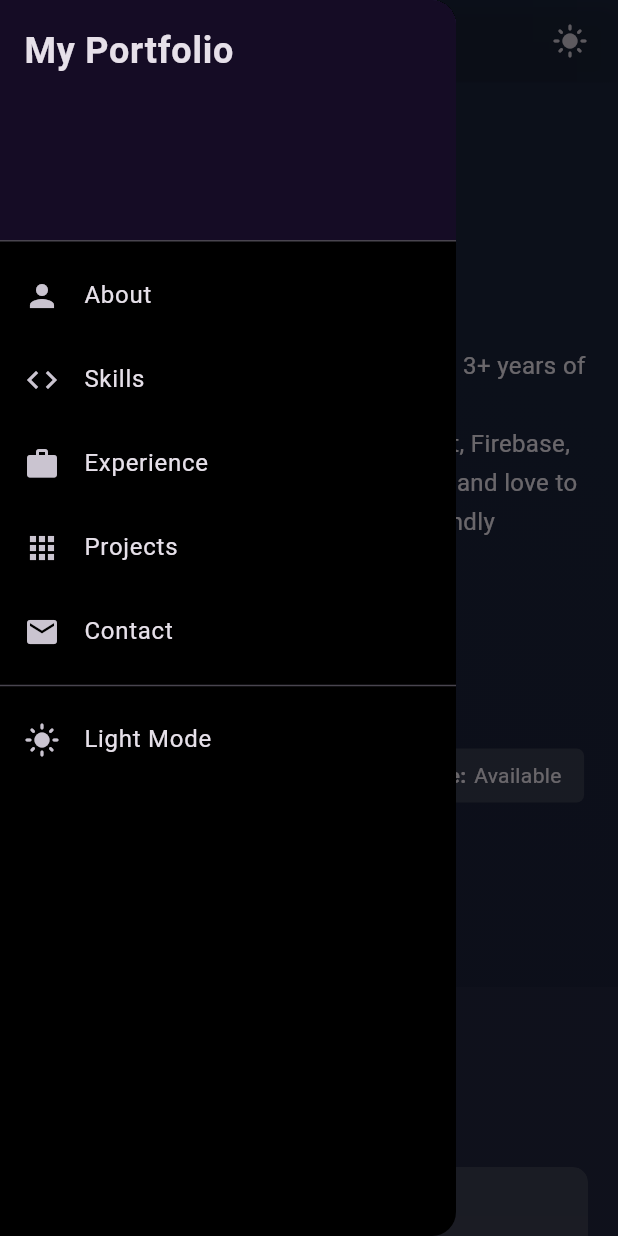
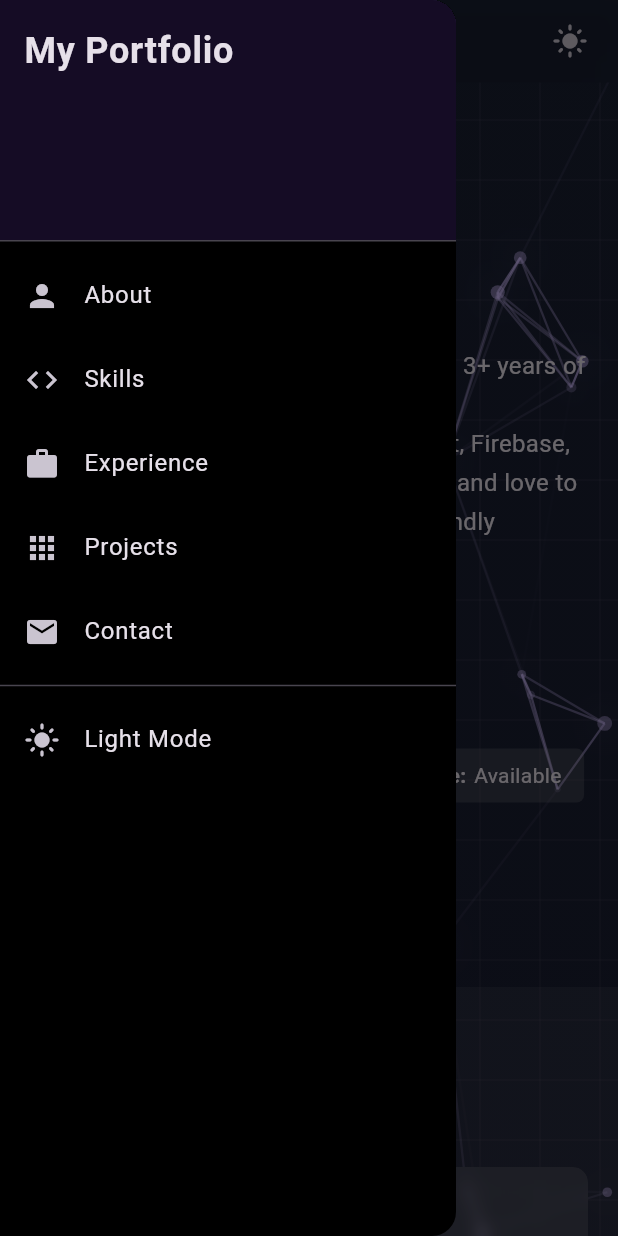
Before and after one commit to rilonmaharjan/myportfolio, a Flutter app: the screen it shows after launch, after a tap on the "menu" icon, on a phone screen of 412 x 824 dp. Run offline on Flutter 3.47's test engine with Material 3 defaults, Android fonts, the phone set to English and light mode, and no system bars; network calls fail.

Commit message:
[modifeid]

```diff
--- a/lib/views/home_screen.dart
+++ b/lib/views/home_screen.dart
@@ -10,6 +10,7 @@ import 'package:portfolio/views/project_section.dart';
 import 'package:portfolio/views/skill_section.dart';
 import 'package:portfolio/widget/animated_bubble_bg.dart';
 import 'package:portfolio/widget/gradient_bg.dart';
+import 'package:portfolio/widget/science_bg.dart';
 // import 'package:portfolio/widget/liquid_wave_bg.dart';
 // import 'package:portfolio/widget/floating_buble_bg.dart';
 // import 'package:portfolio/widget/particle_animated_bg.dart';
@@ -50,6 +51,7 @@ class _HomeScreenState extends State<HomeScreen> {
         body: Stack(
           children: [
             AnimatedGradientBackground(isDarkMode: _isDarkMode,),
+            ScienceAnimation(),
             // LiquidWaveBackground(),
             // WaveBackground(),
             // ParticleBackground(),
--- a/lib/views/project_section.dart
+++ b/lib/views/project_section.dart
@@ -1,6 +1,7 @@
 import 'dart:ui';
 
 import 'package:flutter/material.dart';
+import 'package:portfolio/constant/utils.dart';
 
 class ProjectsSection extends StatefulWidget {
   final bool isDarkMode;
@@ -17,24 +18,28 @@ class _ProjectsSectionState extends State<ProjectsSection> {
       'description': 'A complete e-commerce solution with payment integration and product management.',
       'technologies': ['Flutter', 'Firebase'],
       'image': 'https://media.istockphoto.com/id/1418233376/vector/user-interface-design-for-business-dashboard-app.jpg?s=1024x1024&w=is&k=20&c=vI5mOPdIKdDuF3fozkNPoOxGymVJE03D3naRE-FIAfs=',
+      "url" : "",
     },
     {
       'title': 'Free Movie App',
       'description': 'A movie app that provides information about movies and TV shows.',
       'technologies': ['Flutter', 'Getx', 'Movie API'],
       'image': 'https://media.istockphoto.com/id/1211397971/vector/modern-infographic-vector-elements-for-business-brochures-use-in-website-corporate-brochure.jpg?s=1024x1024&w=is&k=20&c=n96F8jCXv0Ow_7vyIpdoYBvY7QVUFDwFgFMEkVKt-Jw=',
+      "url" : "",
     },
     {
       'title': 'Guitar Tuner App',
       'description': 'A simple app for tuning guitars and to listen different Nepali songs',
       'technologies': ['Flutter', 'Bloc', 'Firebase'],
       'image': 'https://media.istockphoto.com/id/994915122/vector/fitness-app-ui-ux-design-web-design-and-mobile-template-infographic-on-benefits-of-healthy.jpg?s=1024x1024&w=is&k=20&c=2xMWVPUlkMeYkDfVUAWd0UfKILy8xHOSPApSugweLfU=',
+      "url" : "",
     },
     {
       'title': 'Fantasy Premier League App',
       'description': 'A fantasy sports app for managing teams and tracking player stats.',
       'technologies': ['Flutter', 'Premier League API', 'Getx'],
       'image': 'https://media.istockphoto.com/id/1176582493/vector/vector-graphics-set-mobile-infographics-stock-vector.jpg?s=1024x1024&w=is&k=20&c=6Kaavv7M0DUEdxMAvKdBS79z5YhQY-OWQo71wi4lwyI=',
+      "url" : "",
     },
   ];
 
@@ -49,7 +54,7 @@ class _ProjectsSectionState extends State<ProjectsSection> {
         horizontal: isMobile ? 20 : isTablet ? 40 : 100,
         vertical: isMobile ? 40 : 60,
       ),
-      color: Colors.grey.withValues(alpha: widget.isDarkMode ? 0.03 : 0.1),
+      color: Colors.grey.withValues(alpha: widget.isDarkMode ? 0.1 : 0.15),
       child: Column(
         crossAxisAlignment: CrossAxisAlignment.start,
         children: [
@@ -99,7 +104,7 @@ class _ProjectsSectionState extends State<ProjectsSection> {
   }
 
   Widget _buildProjectCard(
-      Map<String, dynamic> project, int index, BuildContext context) {
+      Map<String, dynamic> project, int index, BuildContext context,) {
     final isDarkMode = Theme.of(context).brightness == Brightness.dark;
 
     return MouseRegion(
@@ -107,6 +112,10 @@ class _ProjectsSectionState extends State<ProjectsSection> {
       child: ClipRRect(
         child: BackdropFilter(
           filter: ImageFilter.blur(sigmaX: 5, sigmaY: 5),
+          child: InkWell(
+            onTap: () {
+              AppUtils().openLinkWithUrl(project['url']);
+            },
             child: Card(
               color: Colors.grey.withValues(alpha:0.2),
               shadowColor: Colors.transparent,
@@ -257,6 +266,7 @@ class _ProjectsSectionState extends State<ProjectsSection> {
             ),
           ),
         ),
+      ),
     );
   }
 }
--- a/lib/views/skill_section.dart
+++ b/lib/views/skill_section.dart
@@ -37,7 +37,7 @@ class _SkillsSectionState extends State<SkillsSection> {
         horizontal: isMobile ? 20 : isTablet ? 40 : 100,
         vertical: isMobile ? 40 : 60,
       ),
-      color: Colors.grey.withValues(alpha: widget.isDarkMode ? 0.035 : 0.1),
+      color: Colors.grey.withValues(alpha: widget.isDarkMode ? 0.1 : 0.15),
       child: Column(
         crossAxisAlignment: CrossAxisAlignment.start,
         children: [
--- a/lib/widget/science_bg.dart
+++ b/lib/widget/science_bg.dart
@@ -1,195 +1,195 @@
-// import 'dart:math';
+import 'dart:math';
 
-// import 'package:flutter/material.dart';
+import 'package:flutter/material.dart';
 
-// class ScienceAnimation extends StatefulWidget {
-//   const ScienceAnimation({super.key});
+class ScienceAnimation extends StatefulWidget {
+  const ScienceAnimation({super.key});
 
-//   @override
-//   State<ScienceAnimation> createState() => _ScienceAnimationState();
-// }
+  @override
+  State<ScienceAnimation> createState() => _ScienceAnimationState();
+}
 
-// class _ScienceAnimationState extends State<ScienceAnimation>
-//     with SingleTickerProviderStateMixin {
-//   late AnimationController _controller;
-//   final List<Particle> particles = [];
-//   final Random random = Random();
-//   double time = 0;
+class _ScienceAnimationState extends State<ScienceAnimation>
+    with SingleTickerProviderStateMixin {
+  late AnimationController _controller;
+  final List<Particle> particles = [];
+  final Random random = Random();
+  double time = 0;
 
-//   @override
-//   void initState() {
-//     super.initState();
-//     _controller = AnimationController(
-//       vsync: this,
-//       duration: const Duration(seconds: 60),
-//     )..repeat();
+  @override
+  void initState() {
+    super.initState();
+    _controller = AnimationController(
+      vsync: this,
+      duration: const Duration(seconds: 60),
+    )..repeat();
 
-//     // Initialize particles
-//     for (int i = 0; i < 50; i++) {
-//       particles.add(Particle(random));
-//     }
-//   }
+    // Initialize particles
+    for (int i = 0; i < 50; i++) {
+      particles.add(Particle(random));
+    }
+  }
 
-//   @override
-//   void dispose() {
-//     _controller.dispose();
-//     super.dispose();
-//   }
+  @override
+  void dispose() {
+    _controller.dispose();
+    super.dispose();
+  }
 
-//   @override
-//   Widget build(BuildContext context) {
-//     return AnimatedBuilder(
-//       animation: _controller,
-//       builder: (context, child) {
-//         time += 0.01;
-//         return CustomPaint(
-//           painter: _BackgroundPainter(particles, context.colorScheme, time),
-//           willChange: true,
-//           isComplex: true,
-//           size: Size.infinite,
-//         );
-//       },
-//     );
-//   }
-// }
+  @override
+  Widget build(BuildContext context) {
+    return AnimatedBuilder(
+      animation: _controller,
+      builder: (context, child) {
+        time += 0.01;
+        return CustomPaint(
+          painter: _BackgroundPainter(particles, Theme.of(context).colorScheme, time),
+          willChange: true,
+          isComplex: true,
+          size: Size.infinite,
+        );
+      },
+    );
+  }
+}
 
-// class Particle {
-//   final Random random;
-//   double x, y, size, speed, angle;
-//   Color color;
-//   double opacity;
-//   double baseSize;
+class Particle {
+  final Random random;
+  double x, y, size, speed, angle;
+  Color color;
+  double opacity;
+  double baseSize;
 
-//   Particle(this.random) :
-//     x = random.nextDouble(),
-//     y = random.nextDouble(),
-//     baseSize = random.nextDouble() * 4 + 1,
-//     size = 0,
-//     speed = random.nextDouble() * 0.5 + 0.1,
-//     angle = random.nextDouble() * 2 * pi,
-//     opacity = random.nextDouble() * 0.5 + 0.1,
-//     color = Colors.white;
+  Particle(this.random) :
+    x = random.nextDouble(),
+    y = random.nextDouble(),
+    baseSize = random.nextDouble() * 4 + 1,
+    size = 0,
+    speed = random.nextDouble() * 0.5 + 0.1,
+    angle = random.nextDouble() * 2 * pi,
+    opacity = random.nextDouble() * 0.5 + 0.1,
+    color = Colors.white;
 
-//   void update(double time) {
-//     // Pulsing effect
-//     size = baseSize * (1 + sin(time * speed) * 0.3);
+  void update(double time) {
+    // Pulsing effect
+    size = baseSize * (1 + sin(time * speed) * 0.3);
 
-//     // Movement
-//     x += cos(angle) * speed * 0.01;
-//     y += sin(angle) * speed * 0.01;
+    // Movement
+    x += cos(angle) * speed * 0.01;
+    y += sin(angle) * speed * 0.01;
 
-//     // Bounce off edges
-//     if (x < 0 || x > 1) angle = pi - angle;
-//     if (y < 0 || y > 1) angle = -angle;
+    // Bounce off edges
+    if (x < 0 || x > 1) angle = pi - angle;
+    if (y < 0 || y > 1) angle = -angle;
 
-//     // Random color changes
-//     if (random.nextDouble() < 0.005) {
-//       angle += (random.nextDouble() - 0.5) * 0.5;
-//     }
-//   }
-// }
+    // Random color changes
+    if (random.nextDouble() < 0.005) {
+      angle += (random.nextDouble() - 0.5) * 0.5;
+    }
+  }
+}
 
-// class _BackgroundPainter extends CustomPainter {
-//   final List<Particle> particles;
-//   final ColorScheme colorScheme;
-//   final double time;
-//   final Paint particlePaint = Paint();
-//   final Paint linePaint = Paint();
+class _BackgroundPainter extends CustomPainter {
+  final List<Particle> particles;
+  final ColorScheme colorScheme;
+  final double time;
+  final Paint particlePaint = Paint();
+  final Paint linePaint = Paint();
 
-//   _BackgroundPainter(this.particles, this.colorScheme, this.time) {
-//     linePaint.strokeWidth = 1.5;
-//     linePaint.style = PaintingStyle.stroke;
-//   }
+  _BackgroundPainter(this.particles, this.colorScheme, this.time) {
+    linePaint.strokeWidth = 1.5;
+    linePaint.style = PaintingStyle.stroke;
+  }
 
-//   @override
-//   void paint(Canvas canvas, Size size) {
-//     // Update all particles
-//     for (final particle in particles) {
-//       particle.update(time);
-//     }
+  @override
+  void paint(Canvas canvas, Size size) {
+    // Update all particles
+    for (final particle in particles) {
+      particle.update(time);
+    }
 
-//     // Draw gradient background
-//     final gradient = LinearGradient(
-//       begin: Alignment.topLeft,
-//       end: Alignment.bottomRight,
-//       colors: [
-//         colorScheme.surface.withValues(alpha: 0.8),
-//         colorScheme.surface.withValues(alpha: 0.9),
-//       ],
-//     );
-//     final rect = Rect.fromLTWH(0, 0, size.width, size.height);
-//     final backgroundPaint = Paint()..shader = gradient.createShader(rect);
-//     canvas.drawRect(rect, backgroundPaint);
+    // Draw gradient background
+    final gradient = LinearGradient(
+      begin: Alignment.topLeft,
+      end: Alignment.bottomRight,
+      colors: [
+        colorScheme.surface.withValues(alpha: 0.2),
+        colorScheme.surface.withValues(alpha: 0.2),
+      ],
+    );
+    final rect = Rect.fromLTWH(0, 0, size.width, size.height);
+    final backgroundPaint = Paint()..shader = gradient.createShader(rect);
+    canvas.drawRect(rect, backgroundPaint);
 
-//     // Draw connecting lines first (behind particles)
-//     for (int i = 0; i < particles.length; i++) {
-//       for (int j = i + 1; j < particles.length; j++) {
-//         final p1 = particles[i];
-//         final p2 = particles[j];
-//         final dx = p1.x - p2.x;
-//         final dy = p1.y - p2.y;
-//         final distance = sqrt(dx * dx + dy * dy);
+    // Draw connecting lines first (behind particles)
+    for (int i = 0; i < particles.length; i++) {
+      for (int j = i + 1; j < particles.length; j++) {
+        final p1 = particles[i];
+        final p2 = particles[j];
+        final dx = p1.x - p2.x;
+        final dy = p1.y - p2.y;
+        final distance = sqrt(dx * dx + dy * dy);
 
-//         if (distance < 0.25) {
-//           final alpha = (1 - distance / 0.25) * 200;
-//           linePaint.color = colorScheme.primary.withValues(alpha: alpha / 255);
+        if (distance < 0.25) {
+          final alpha = (1 - distance / 0.25) * 200;
+          linePaint.color = colorScheme.primary.withValues(alpha: alpha / 255);
 
-//           canvas.drawLine(
-//             Offset(p1.x * size.width, p1.y * size.height),
-//             Offset(p2.x * size.width, p2.y * size.height),
-//             linePaint,
-//           );
-//         }
-//       }
-//     }
+          canvas.drawLine(
+            Offset(p1.x * size.width, p1.y * size.height),
+            Offset(p2.x * size.width, p2.y * size.height),
+            linePaint,
+          );
+        }
+      }
+    }
 
-//     // Draw particles
-//     for (final particle in particles) {
-//       final posX = particle.x * size.width;
-//       final posY = particle.y * size.height;
+    // Draw particles
+    for (final particle in particles) {
+      final posX = particle.x * size.width;
+      final posY = particle.y * size.height;
 
-//       // Glow effect
-//       final glowPaint = Paint()
-//         ..color = colorScheme.primary.withValues(alpha: particle.opacity * 0.3)
-//         ..maskFilter = const MaskFilter.blur(BlurStyle.normal, 10);
+      // Glow effect
+      final glowPaint = Paint()
+        ..color = colorScheme.primary.withValues(alpha: particle.opacity * 0.1)
+        ..maskFilter = const MaskFilter.blur(BlurStyle.normal, 10);
 
-//       canvas.drawCircle(
-//         Offset(posX, posY),
-//         particle.size * 2,
-//         glowPaint,
-//       );
+      canvas.drawCircle(
+        Offset(posX, posY),
+        particle.size * 2,
+        glowPaint,
+      );
 
-//       // Main particle
-//       particlePaint.color = colorScheme.primary.withValues(alpha: particle.opacity);
-//       canvas.drawCircle(
-//         Offset(posX, posY),
-//         particle.size,
-//         particlePaint,
-//       );
-//     }
+      // Main particle
+      particlePaint.color = colorScheme.primary.withValues(alpha: particle.opacity);
+      canvas.drawCircle(
+        Offset(posX, posY),
+        particle.size,
+        particlePaint,
+      );
+    }
 
-//     // Draw subtle grid pattern
-//     final gridPaint = Paint()
-//       ..color = colorScheme.onSurface.withValues(alpha: 0.05)
-//       ..strokeWidth = 0.5;
+    // Draw subtle grid pattern
+    final gridPaint = Paint()
+      ..color = colorScheme.onSurface.withValues(alpha: 0.1)
+      ..strokeWidth = 0.5;
 
-//     const gridSize = 40;
-//     for (var x = 0.0; x < size.width; x += gridSize) {
-//       canvas.drawLine(
-//         Offset(x, 0),
-//         Offset(x, size.height),
-//         gridPaint,
-//       );
-//     }
-//     for (var y = 0.0; y < size.height; y += gridSize) {
-//       canvas.drawLine(
-//         Offset(0, y),
-//         Offset(size.width, y),
-//         gridPaint,
-//       );
-//     }
-//   }
+    const gridSize = 40;
+    for (var x = 0.0; x < size.width; x += gridSize) {
+      canvas.drawLine(
+        Offset(x, 0),
+        Offset(x, size.height),
+        gridPaint,
+      );
+    }
+    for (var y = 0.0; y < size.height; y += gridSize) {
+      canvas.drawLine(
+        Offset(0, y),
+        Offset(size.width, y),
+        gridPaint,
+      );
+    }
+  }
 
-//   @override
-//   bool shouldRepaint(covariant _BackgroundPainter oldDelegate) => true;
-// }
+  @override
+  bool shouldRepaint(covariant _BackgroundPainter oldDelegate) => true;
+}
```
Lines whose indentation alone changed are shown as unchanged.
